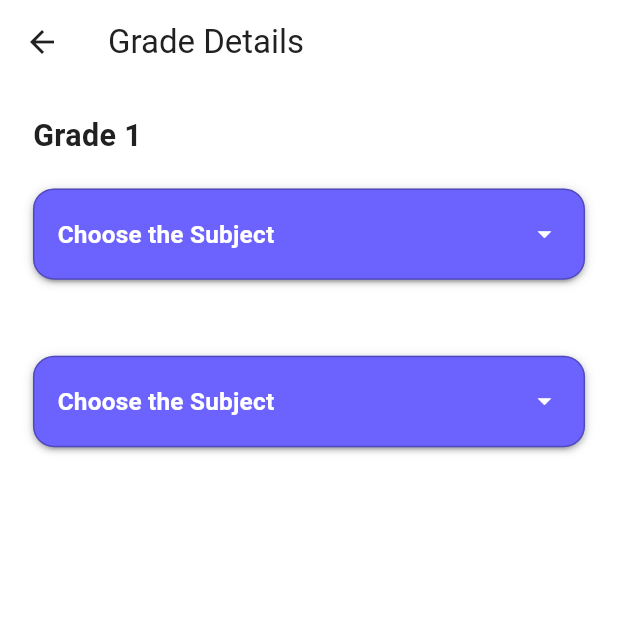
After one commit to DinaElamin/graduation_project, a Flutter app: the screen it shows after launch, after a tap on "Grade 1", on a phone screen of 412 x 824 dp, the top half of it. The commit adds this screen. Run offline on Flutter 3.47's test engine with Material 3 defaults, Android fonts, the phone set to English and light mode, and no system bars; drawn by our look-alikes of dropdown_button2; our stand-ins replace buttons_tabbar, dio, flutter_screenutil, freezed_annotation, get, get_it and 2 more; missing offline and left inert: klocalizations_flutter; generated files the repository leaves out were written again; statements that could not run were skipped.

Commit message:
grade details design

```diff
--- a/lib/core/Routing/app_router.dart
+++ b/lib/core/Routing/app_router.dart
@@ -4,6 +4,7 @@ import 'package:ablexa/features/feature_add_student_page/presentations/screens/f
 import 'package:ablexa/features/feature_add_teacher_page/presentations/screens/add_teacher_page.dart';
 import 'package:ablexa/features/feature_change_password_page/presentations/screens/feature_change_password_page.dart';
 import 'package:ablexa/features/feature_forget_password_page/presentations/screens/feature_forget_password_page.dart';
+import 'package:ablexa/features/feature_garde_details_page/presentations/screens/grade_details_page.dart';
 import 'package:ablexa/features/feature_grades_page/presentations/screens/grades_page.dart';
 import 'package:ablexa/features/feature_home_manager_page/presentations/screens/feature_home_manager.dart';
 import 'package:ablexa/features/feature_landing_page/presentations/screens/feature_landing_page.dart';
@@ -89,6 +90,12 @@ class AppRouter {
         return MaterialPageRoute(
           builder: (context) => const GradesPage(),
         );
+    // grade Details page
+      case Routes.gradeDetailsPage:
+        final String gradeName = settings.arguments as String;
+        return MaterialPageRoute(
+          builder: (context) =>  GradeDetailsPage(gradeName: gradeName),
+        );
       default:
         return MaterialPageRoute(
           builder: (context) => Scaffold(
--- a/lib/core/Routing/routers.dart
+++ b/lib/core/Routing/routers.dart
@@ -14,5 +14,6 @@ class Routes {
   static const addTeacherPage = "/addTeacherPage";
   static const addGradePage = "/addGradePage";
   static const gradePage= "/gradePage";
+  static const gradeDetailsPage = "/gradeDetailsPage";
 
 }
--- a/lib/features/feature_add_grade_page/presentations/screens/add_grade_page.dart
+++ b/lib/features/feature_add_grade_page/presentations/screens/add_grade_page.dart
@@ -92,7 +92,7 @@ class _AddGradePageState extends State<AddGradePage> {
       children: [
         Text(S.of(context).semester_two, style: TextStyles.font16SemiBoldBlack),
         verticalSpacing(10),
-        const SemesterOneDropDown(),
+        const SemesterDropDown(),
         verticalSpacing(20),
       ],
     );
@@ -104,7 +104,7 @@ class _AddGradePageState extends State<AddGradePage> {
         verticalSpacing(20),
         Text(S.of(context).semester_one, style: TextStyles.font16SemiBoldBlack),
         verticalSpacing(10),
-        const SemesterOneDropDown(),
+        const SemesterDropDown(),
         verticalSpacing(20),
       ],
     );
--- a/lib/features/feature_add_grade_page/presentations/widgets/semester_one_drop_down_widget.dart
+++ b/lib/features/feature_add_grade_page/presentations/widgets/semester_one_drop_down_widget.dart
@@ -5,14 +5,14 @@ import '../../../../core/theming/colors.dart';
 import '../../../../core/theming/styles.dart';
 import '../../../../generated/l10n.dart';
 
-class SemesterOneDropDown extends StatefulWidget {
-  const SemesterOneDropDown({Key? key}) : super(key: key);
+class SemesterDropDown extends StatefulWidget {
+  const SemesterDropDown({Key? key}) : super(key: key);
 
   @override
-  State<SemesterOneDropDown> createState() => _SemesterOneDropDownState();
+  State<SemesterDropDown> createState() => _SemesterOneDropDownState();
 }
 
-class _SemesterOneDropDownState extends State<SemesterOneDropDown> {
+class _SemesterOneDropDownState extends State<SemesterDropDown> {
   final List<String> items = ['Math', 'English', 'Arabic', 'Science'];
   String? selectedValue;
   List<String> selectedSubjects = [];
--- /dev/null
+++ b/lib/features/feature_garde_details_page/presentations/screens/grade_details_page.dart
@@ -0,0 +1,47 @@
+import 'package:flutter/material.dart';
+import 'package:flutter_screenutil/flutter_screenutil.dart';
+
+import '../../../../core/theming/colors.dart';
+import '../../../../core/theming/spacing.dart';
+import '../../../../core/theming/styles.dart';
+import '../../../../generated/l10n.dart';
+import '../../../feature_add_grade_page/presentations/widgets/semester_one_drop_down_widget.dart';
+
+class GradeDetailsPage extends StatelessWidget {
+  const GradeDetailsPage({super.key, required this.gradeName});
+  final String gradeName;
+  @override
+  Widget build(BuildContext context) {
+    return Scaffold(
+      appBar: AppBar(
+        title: Text(S.of(context).grade_details),
+        elevation: 0,
+        backgroundColor: ColorsManager.mainWhite,
+        foregroundColor: ColorsManager.mainBlack,
+      ),
+      body: ListView(
+        children: [
+          Padding(
+            padding:  EdgeInsets.only(left: 20.w,right: 20.w)       ,
+            child: Column(
+              mainAxisAlignment: MainAxisAlignment.start,
+              crossAxisAlignment: CrossAxisAlignment.start,
+              children: [
+                verticalSpacing(20),
+                Text(
+                  gradeName,
+                  style: TextStyles.font20BoldBlack,
+                ),
+                verticalSpacing(20),
+                const SemesterDropDown(),
+                verticalSpacing(20),
+                const SemesterDropDown(),
+              ],
+            ),
+          )
+        ],
+      ),
+    );
+  }
+
+}
--- a/lib/features/feature_grades_page/presentations/widgets/grade_widget.dart
+++ b/lib/features/feature_grades_page/presentations/widgets/grade_widget.dart
@@ -1,6 +1,8 @@
+import 'package:ablexa/core/helper/extentions.dart';
 import 'package:flutter/material.dart';
 import 'package:flutter_screenutil/flutter_screenutil.dart';
 
+import '../../../../core/Routing/routers.dart';
 import '../../../../core/theming/colors.dart';
 import '../../../../core/theming/styles.dart';
 import '../../../../generated/l10n.dart';
@@ -19,6 +21,10 @@ class GradeWidget extends StatelessWidget {
   Widget build(BuildContext context) {
     return Padding(
       padding:  EdgeInsets.only(left: 20.w,right: 20.w,top: 10.h,bottom: 10.h),
+      child: GestureDetector(
+onTap: () {
+  context.pushNamed(Routes.gradeDetailsPage,arguments:gradeName );
+},
         child: Container(
           height: 70.h,
           decoration: BoxDecoration(
@@ -30,7 +36,9 @@ class GradeWidget extends StatelessWidget {
               icon: const Icon(Icons.delete,color: ColorsManager.mainWhite),
               onPressed: () {
                 _showDeleteConfirmationDialog(context);
+
               },
+            ),
           ),
         ),
       ),
@@ -63,7 +71,7 @@ class GradeWidget extends StatelessWidget {
                   ),
                   child: Center(
                     child: Text(
-                      "Cancel",
+                      S.of(context).cancel,
                       style: TextStyles.font12RegularPurple.copyWith(color: Colors.red),
                     ),
                   ),
--- a/lib/l10n/intl_ar.arb
+++ b/lib/l10n/intl_ar.arb
@@ -67,7 +67,8 @@
   "semester_one": "الفصل الدراسي الأول",
   "save": "حفظ",
   "grades": "المواد",
-  "delete_garde": "مسح الصف ؟"
-
+  "delete_garde": "مسح الصف ؟",
+  "cancel": "الغاء",
+  "grade_details": "تفاصيل الصف"
 
 }
--- a/lib/l10n/intl_en.arb
+++ b/lib/l10n/intl_en.arb
@@ -68,6 +68,8 @@
  "semester_one": "Semester One",
  "save": "Save",
  "grades": "Grades",
- "delete_garde": "Delete Grade ? "
+ "delete_garde": "Delete Grade ? ",
+ "cancel": "Cancel",
+ "grade_details": "Grade Details"
 
 }
```
Also changed, not shown: lib/generated/intl/messages_ar.dart, lib/generated/intl/messages_en.dart, lib/generated/l10n.dart. Lines whose indentation alone changed are shown as unchanged.
